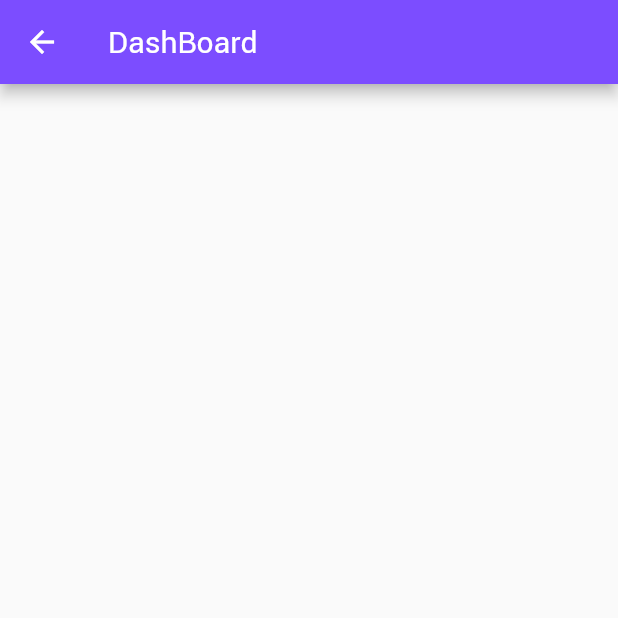
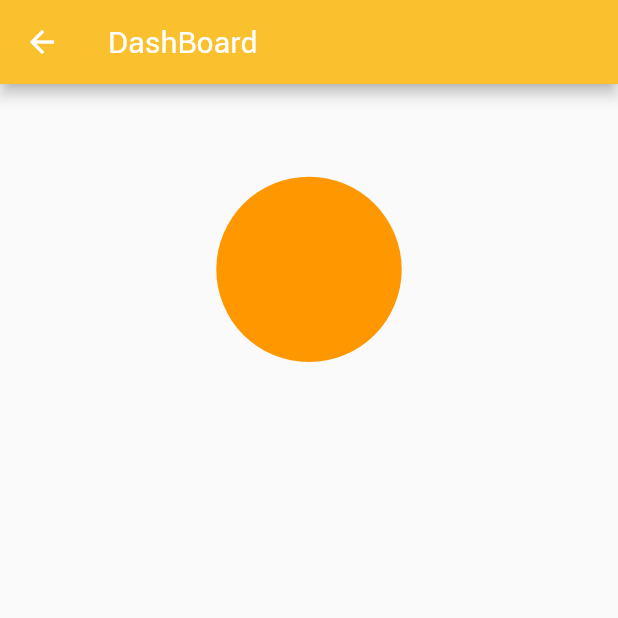
Before and after one commit to bgwissam/timed_feeder, a Flutter app: the HomeScreen screen opened directly, on a phone screen of 412 x 824 dp, the top half of it. Run offline on Flutter 3.47's test engine with Material 2 defaults, Android fonts, the phone set to English and light mode, and no system bars; our stand-ins replace bloc, email_validator, equatable, firebase_auth, firebase_core, flutter_bloc and 2 more; accounts and stored records are empty; network calls fail.

Commit message:
fixed auth bloc and added animation button

```diff
--- a/lib/presentation/blocs/auth_bloc_bloc.dart
+++ b/lib/presentation/blocs/auth_bloc_bloc.dart
@@ -26,8 +26,8 @@ class AuthBlocBloc extends Bloc<AuthBlocEvent, AuthBlocState> {
         }
       }
       if (event is LoggedIn) {
-        var name = await userRepo.getUser();
-        emit(Autheniticated(displayName: name!.displayName!));
+        //var name = await userRepo.getUser();
+        emit(Autheniticated(displayName: 'any name now'));
       }
       if (event is LoggedOut) {
         emit(UnAuthenticated());
--- a/lib/presentation/screens/home_screen.dart
+++ b/lib/presentation/screens/home_screen.dart
@@ -1,4 +1,5 @@
 import 'package:flutter/material.dart';
+import 'package:timed_feeder/presentation/widgets/ripple_button.dart';
 
 class HomeScreen extends StatefulWidget {
   final title;
@@ -13,8 +14,26 @@ class _HomeScreenState extends State<HomeScreen> {
   Widget build(BuildContext context) {
     return Scaffold(
         appBar: AppBar(
-            title: Text(widget.title),
-            backgroundColor: Colors.deepPurpleAccent),
-        body: Container());
+          title: Text(widget.title),
+          backgroundColor: Colors.yellow[700],
+        ),
+        body: _buildHomeScreen());
+  }
+
+  Widget _buildHomeScreen() {
+    return SingleChildScrollView(
+      child: Column(
+        mainAxisAlignment: MainAxisAlignment.center,
+        children: [
+          //A button to add a child
+          Center(
+            child: RippleButton(
+              size: 0.3,
+            ),
+          )
+          //A list of added children
+        ],
+      ),
+    );
   }
 }
--- a/lib/presentation/screens/login_screen.dart
+++ b/lib/presentation/screens/login_screen.dart
@@ -233,6 +233,8 @@ class _LoginInScreenState extends State<LoginInScreen> {
   }
 
   void _onFormSubmitted() {
+    print(
+        'the user and pass: ${_emailController.text} ${_passwordController.text}');
     _loginBloc.add(LoginWithCredentialsPressed(
         email: _emailController.text, password: _passwordController.text));
   }
--- /dev/null
+++ b/lib/presentation/widgets/ripple_button.dart
@@ -0,0 +1,79 @@
+import 'dart:async';
+
+import 'package:flutter/material.dart';
+import 'package:timed_feeder/presentation/widgets/ripple_animation.dart';
+
+class RippleButton extends StatefulWidget {
+  const RippleButton({Key? key, this.size}) : super(key: key);
+  final double? size;
+  @override
+  _RippleButtonState createState() => _RippleButtonState();
+}
+
+class _RippleButtonState extends State<RippleButton> {
+  List<Widget> _anims = [];
+  int _animationsRunning = 0;
+  var _pressed = false;
+  Timer? timer;
+
+  //will stop animation
+  void animationEnded() {
+    _animationsRunning--;
+    if (_animationsRunning == 0) {
+      setState(() {
+        _anims = [];
+      });
+    }
+  }
+
+  //will star the animation
+  void _startAnimation() {
+    setState(() {
+      _anims.add(
+          RippleAnimation(animationEnded, key: UniqueKey(), size: widget.size));
+    });
+
+    _animationsRunning++;
+  }
+
+  void _runRipple() {
+    timer = Timer.periodic(Duration(milliseconds: 650), (timer) {
+      if (_pressed) {
+        _startAnimation();
+      } else {
+        timer.cancel();
+      }
+    });
+  }
+
+  @override
+  Widget build(BuildContext context) {
+    final _size = MediaQuery.of(context).size;
+    return Stack(
+      children: [
+        Center(
+          child: GestureDetector(
+            onLongPress: () {
+              setState(() {
+                _pressed = true;
+              });
+              _runRipple();
+            },
+            onLongPressEnd: (_) {
+              setState(() {
+                _anims = [];
+                _pressed = false;
+              });
+            },
+            child: Container(
+                width: (_size.width * widget.size!),
+                height: (_size.height * widget.size!),
+                decoration: const BoxDecoration(
+                    shape: BoxShape.circle, color: Colors.orange)),
+          ),
+        ),
+        ..._anims
+      ],
+    );
+  }
+}
```
Also changed, not shown: lib/presentation/blocs/bloc/login_bloc.dart (+7 -2 lines), lib/presentation/screens/registration_screen.dart (+7 -3 lines), lib/presentation/widgets/ripple_animation.dart (added, +60 -0 lines).
